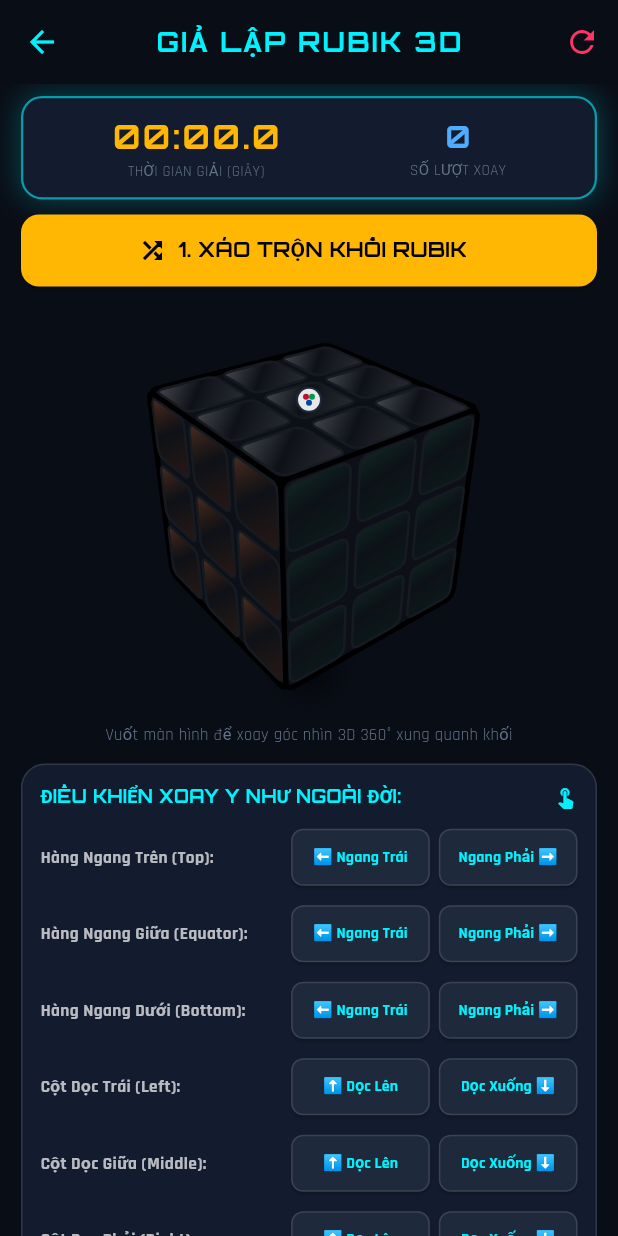
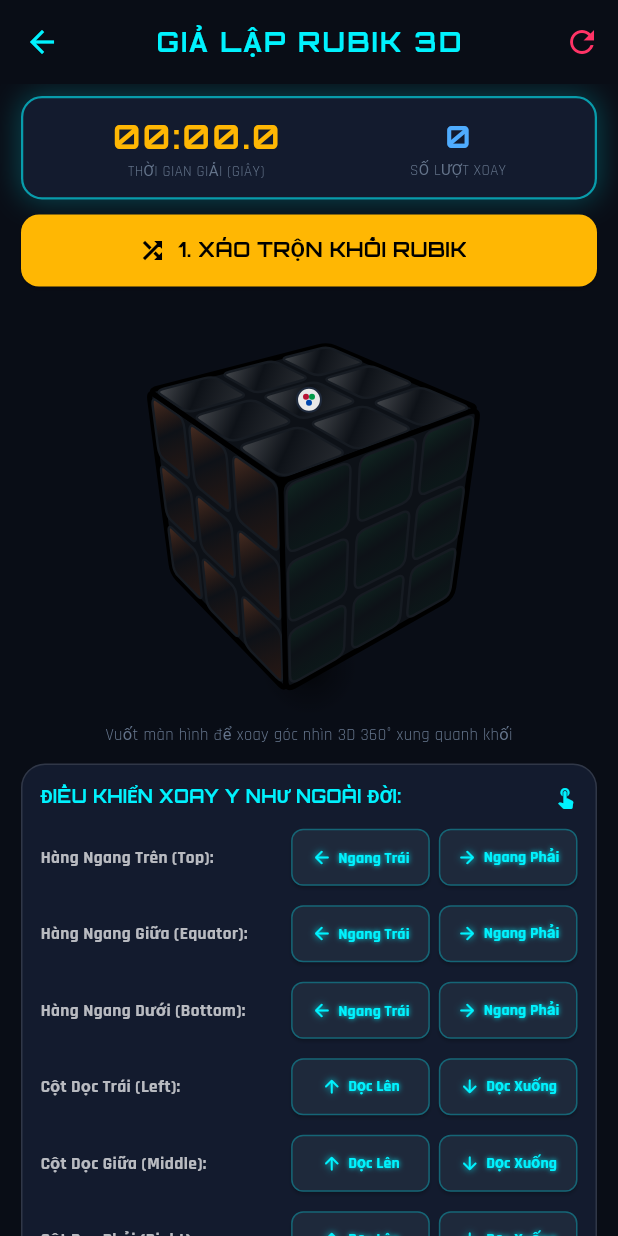
Before and after one commit to phuchh9999-sketch/DACC_LTDD_GODDY, a Flutter app: the RubikScreen screen opened directly, on a phone screen of 412 x 824 dp. Run offline on Flutter 3.47's test engine with Material 3 defaults, Android fonts, the phone set to English and light mode, and no system bars; our stand-ins replace google_fonts, qr_flutter, sensors_plus, shared_preferences; accounts and stored records are empty.

Commit message:
feat(rubik): synchronize all direction buttons to neon cyan vector icons

```diff
--- a/goddy/lib/screens/games/rubik/rubik_screen.dart
+++ b/goddy/lib/screens/games/rubik/rubik_screen.dart
@@ -483,9 +483,11 @@ class _RubikScreenState extends State<RubikScreen> {
           // Row 1: Xoay Hàng Ngang Trên (Top Row)
           _buildDirectionRow(
             title: 'Hàng Ngang Trên (Top):',
-            btn1Text: '⬅️ Ngang Trái',
+            btn1Icon: Icons.arrow_back_rounded,
+            btn1Text: 'Ngang Trái',
             btn1Move: 'U',
-            btn2Text: 'Ngang Phải ➡️',
+            btn2Icon: Icons.arrow_forward_rounded,
+            btn2Text: 'Ngang Phải',
             btn2Move: "U'",
           ),
           const SizedBox(height: 8),
@@ -493,9 +495,11 @@ class _RubikScreenState extends State<RubikScreen> {
           // Row 2: Xoay Hàng Ngang Giữa (Middle Row)
           _buildDirectionRow(
             title: 'Hàng Ngang Giữa (Equator):',
-            btn1Text: '⬅️ Ngang Trái',
+            btn1Icon: Icons.arrow_back_rounded,
+            btn1Text: 'Ngang Trái',
             btn1Move: "E'",
-            btn2Text: 'Ngang Phải ➡️',
+            btn2Icon: Icons.arrow_forward_rounded,
+            btn2Text: 'Ngang Phải',
             btn2Move: 'E',
           ),
           const SizedBox(height: 8),
@@ -503,9 +507,11 @@ class _RubikScreenState extends State<RubikScreen> {
           // Row 3: Xoay Hàng Ngang Dưới (Bottom Row)
           _buildDirectionRow(
             title: 'Hàng Ngang Dưới (Bottom):',
-            btn1Text: '⬅️ Ngang Trái',
+            btn1Icon: Icons.arrow_back_rounded,
+            btn1Text: 'Ngang Trái',
             btn1Move: "D'",
-            btn2Text: 'Ngang Phải ➡️',
+            btn2Icon: Icons.arrow_forward_rounded,
+            btn2Text: 'Ngang Phải',
             btn2Move: 'D',
           ),
           const SizedBox(height: 8),
@@ -513,9 +519,11 @@ class _RubikScreenState extends State<RubikScreen> {
           // Row 4: Xoay Cột Dọc Trái (Left Column)
           _buildDirectionRow(
             title: 'Cột Dọc Trái (Left):',
-            btn1Text: '⬆️ Dọc Lên',
+            btn1Icon: Icons.arrow_upward_rounded,
+            btn1Text: 'Dọc Lên',
             btn1Move: "L'",
-            btn2Text: 'Dọc Xuống ⬇️',
+            btn2Icon: Icons.arrow_downward_rounded,
+            btn2Text: 'Dọc Xuống',
             btn2Move: 'L',
           ),
           const SizedBox(height: 8),
@@ -523,9 +531,11 @@ class _RubikScreenState extends State<RubikScreen> {
           // Row 5: Xoay Cột Dọc Giữa (Middle Column)
           _buildDirectionRow(
             title: 'Cột Dọc Giữa (Middle):',
-            btn1Text: '⬆️ Dọc Lên',
+            btn1Icon: Icons.arrow_upward_rounded,
+            btn1Text: 'Dọc Lên',
             btn1Move: "M'",
-            btn2Text: 'Dọc Xuống ⬇️',
+            btn2Icon: Icons.arrow_downward_rounded,
+            btn2Text: 'Dọc Xuống',
             btn2Move: 'M',
           ),
           const SizedBox(height: 8),
@@ -533,9 +543,11 @@ class _RubikScreenState extends State<RubikScreen> {
           // Row 6: Xoay Cột Dọc Phải (Right Column)
           _buildDirectionRow(
             title: 'Cột Dọc Phải (Right):',
-            btn1Text: '⬆️ Dọc Lên',
+            btn1Icon: Icons.arrow_upward_rounded,
+            btn1Text: 'Dọc Lên',
             btn1Move: 'R',
-            btn2Text: 'Dọc Xuống ⬇️',
+            btn2Icon: Icons.arrow_downward_rounded,
+            btn2Text: 'Dọc Xuống',
             btn2Move: "R'",
           ),
           const SizedBox(height: 8),
@@ -543,9 +555,11 @@ class _RubikScreenState extends State<RubikScreen> {
           // Row 7: Xoay Mặt Trước (Front Face)
           _buildDirectionRow(
             title: 'Mặt Trước (Front):',
-            btn1Text: '🔄 Xoay Thuận',
+            btn1Icon: Icons.rotate_right_rounded,
+            btn1Text: 'Xoay Thuận',
             btn1Move: 'F',
-            btn2Text: '↩️ Xoay Nghịch',
+            btn2Icon: Icons.rotate_left_rounded,
+            btn2Text: 'Xoay Nghịch',
             btn2Move: "F'",
           ),
         ],
@@ -555,8 +569,10 @@ class _RubikScreenState extends State<RubikScreen> {
 
   Widget _buildDirectionRow({
     required String title,
+    required IconData btn1Icon,
     required String btn1Text,
     required String btn1Move,
+    required IconData btn2Icon,
     required String btn2Text,
     required String btn2Move,
   }) {
@@ -578,57 +594,77 @@ class _RubikScreenState extends State<RubikScreen> {
             flex: 6,
             child: Row(
               children: [
-                Expanded(
+                _buildActionButton(
+                  icon: btn1Icon,
+                  text: btn1Text,
+                  move: btn1Move,
+                ),
+                const SizedBox(width: 6),
+                _buildActionButton(
+                  icon: btn2Icon,
+                  text: btn2Text,
+                  move: btn2Move,
+                ),
+              ],
+            ),
+          ),
+        ],
+      ),
+    );
+  }
+
+  Widget _buildActionButton({
+    required IconData icon,
+    required String text,
+    required String move,
+  }) {
+    return Expanded(
       child: SizedBox(
         height: 38,
         child: ElevatedButton(
           style: ElevatedButton.styleFrom(
             backgroundColor: const Color(0xFF1E293B),
             foregroundColor: GoddyTheme.neonCyan,
-                        padding: EdgeInsets.zero,
+            padding: const EdgeInsets.symmetric(horizontal: 4),
             elevation: 1,
             shape: RoundedRectangleBorder(
               borderRadius: BorderRadius.circular(8),
-                          side: const BorderSide(color: Colors.white12),
+              side: BorderSide(color: GoddyTheme.neonCyan.withValues(alpha: 0.3)),
             ),
           ),
-                      onPressed: () => _cubeKey.currentState?.executeMove(btn1Move),
+          onPressed: () => _cubeKey.currentState?.executeMove(move),
+          child: Row(
+            mainAxisAlignment: MainAxisAlignment.center,
+            mainAxisSize: MainAxisSize.min,
+            children: [
+              Icon(
+                icon,
+                color: GoddyTheme.neonCyan,
+                size: 14,
+                shadows: const [
+                  Shadow(color: GoddyTheme.neonCyan, blurRadius: 6),
+                ],
+              ),
+              const SizedBox(width: 4),
+              Flexible(
                 child: Text(
-                        btn1Text,
+                  text,
                   textAlign: TextAlign.center,
-                        style: const TextStyle(fontSize: 10.5, fontWeight: FontWeight.bold),
-                      ),
-                    ),
-                  ),
-                ),
-                const SizedBox(width: 6),
-                Expanded(
-                  child: SizedBox(
-                    height: 38,
-                    child: ElevatedButton(
-                      style: ElevatedButton.styleFrom(
-                        backgroundColor: const Color(0xFF1E293B),
-                        foregroundColor: GoddyTheme.neonCyan,
-                        padding: EdgeInsets.zero,
-                        elevation: 1,
-                        shape: RoundedRectangleBorder(
-                          borderRadius: BorderRadius.circular(8),
-                          side: const BorderSide(color: Colors.white12),
-                        ),
-                      ),
-                      onPressed: () => _cubeKey.currentState?.executeMove(btn2Move),
-                      child: Text(
-                        btn2Text,
-                        textAlign: TextAlign.center,
-                        style: const TextStyle(fontSize: 10.5, fontWeight: FontWeight.bold),
-                      ),
+                  maxLines: 1,
+                  overflow: TextOverflow.ellipsis,
+                  style: const TextStyle(
+                    color: GoddyTheme.neonCyan,
+                    fontSize: 10.5,
+                    fontWeight: FontWeight.bold,
+                    shadows: [
+                      Shadow(color: GoddyTheme.neonCyan, blurRadius: 4),
+                    ],
                   ),
                 ),
               ),
             ],
           ),
         ),
-        ],
       ),
     );
   }
```
Also changed, not shown: 1 other file. Lines whose indentation alone changed are shown as unchanged.
